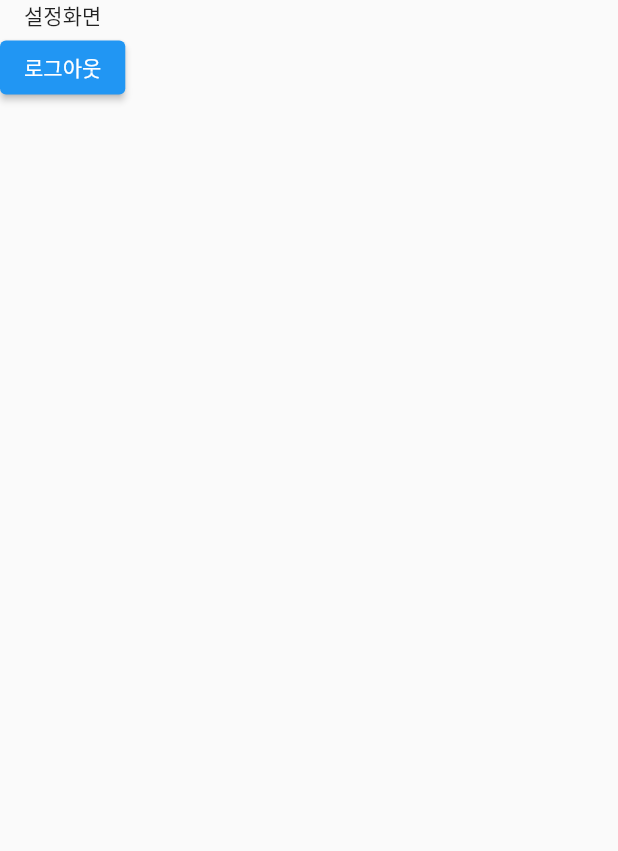
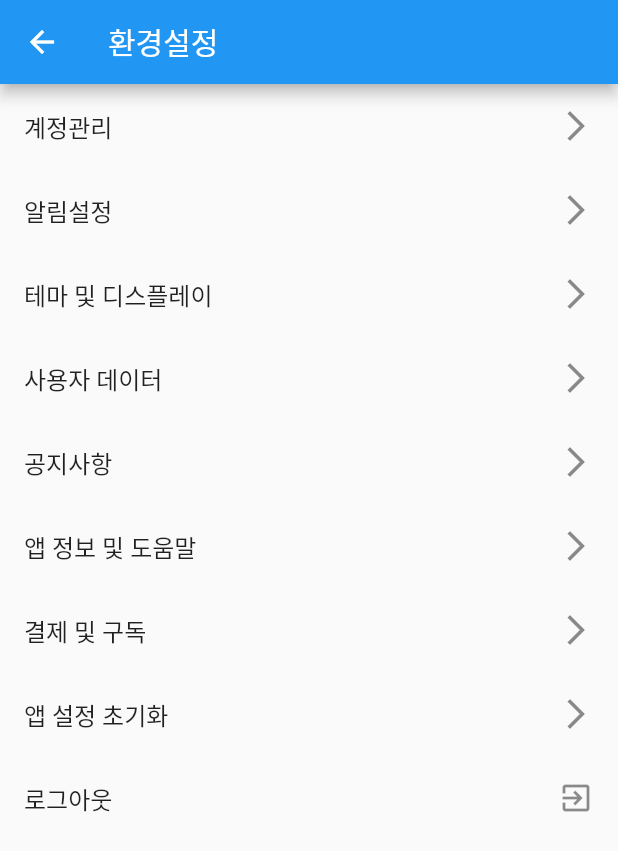
Before and after one commit to kjr1223/aiffelthon_hair, a Flutter app: the SettingsScreen screen opened directly, on a phone screen of 412 x 824 dp. Shown: the top 851 px of the screen. Run offline on Flutter 3.47's test engine with Material 2 defaults, Android fonts, the phone set to English and light mode, and no system bars; our stand-ins replace firebase_auth, firebase_core, flutter_signin_button, google_sign_in, image_picker, sqflite; missing offline and left inert: tflite_flutter; accounts and stored records are empty; network calls fail.

Commit message:
문진조사 제출버튼 수정, 세팅화면 구성 중

```diff
--- a/aiffelthon_hair/lib/ui_screen/settings_screen.dart
+++ b/aiffelthon_hair/lib/ui_screen/settings_screen.dart
@@ -1,30 +1,113 @@
+import 'package:aiffelthon_hair/ui_screen/account_management_screen.dart.dart';
 import 'package:firebase_auth/firebase_auth.dart';
 import 'package:flutter/material.dart';
 import 'package:google_sign_in/google_sign_in.dart';
 
-class SettingsScreen extends StatelessWidget {
+import 'notification_screen.dart';
+// import 'package:account_management_screen.dart';
+
+class SettingsScreen extends StatefulWidget {
+  @override
+  _SettingsScreenState createState() => _SettingsScreenState();
+}
+
+class _SettingsScreenState extends State<SettingsScreen> {
+  final GoogleSignIn _googleSignIn = GoogleSignIn();
+
+  _handleLogout() async {
+    await _googleSignIn.signOut(); // Google 로그인 세션 종료
+    await FirebaseAuth.instance.signOut(); // firebase 인증 세션 종료
+
+    print('user instance : ${FirebaseAuth.instance.currentUser}');
+    print("(로그아웃 버튼) 구글 계정 로그아웃");
+    // Optionally, you can redirect user to the login page or any other page after logout
+  }
+
   @override
   Widget build(BuildContext context) {
     return Scaffold(
-        body: Column(
-      children: [
-        Text('설정화면'),
-        ElevatedButton(
-          child: Text("로그아웃"),
-          onPressed: () async {
-            await GoogleSignIn().signOut(); // Google 로그인 세션 종료
-            await FirebaseAuth.instance.signOut(); // firebase 인증 세션 종료
-
-            print(
-                'user instance : ${FirebaseAuth.instance.currentUser}'); // user 정보 확인
-            print("(로그아웃 버튼) 구글 계정 로그아웃");
-
-            // Navigator.of(context, rootNavigator: true).pushAndRemoveUntil(
-            //     MaterialPageRoute(builder: (context) => LoginScreen()),
-            //     (route) => false);
-          },
-        ),
-      ],
-    ));
+      appBar: AppBar(
+        title: Text('환경설정'),
+      ),
+      body: ListView(
+        children: [
+          ListTile(
+            title: Text('계정관리'),
+            trailing: Icon(Icons.arrow_forward_ios),
+            onTap: () {
+              Navigator.push(
+                context,
+                MaterialPageRoute(
+                    builder: (context) => AccountManagementScreen()),
+              );
+              // Navigate to Account Management screen
+            },
+          ),
+          ListTile(
+            title: Text('알림설정'),
+            trailing: Icon(Icons.arrow_forward_ios),
+            onTap: () {
+              Navigator.push(
+                context,
+                MaterialPageRoute(
+                    builder: (context) => NotificationSettingsScreen()),
+              );
+              // Navigate to Notification Settings screen
+            },
+          ),
+          ListTile(
+            title: Text('테마 및 디스플레이'),
+            trailing: Icon(Icons.arrow_forward_ios),
+            onTap: () {
+              // Navigate to Theme & Display screen
+            },
+          ),
+          ListTile(
+            title: Text('사용자 데이터'),
+            trailing: Icon(Icons.arrow_forward_ios),
+            onTap: () {
+              // Navigate to User Data screen
+            },
+          ),
+          ListTile(
+            title: Text('공지사항'),
+            trailing: Icon(Icons.arrow_forward_ios),
+            onTap: () {
+              // Navigate to Announcements screen
+            },
+          ),
+          ListTile(
+            title: Text('앱 정보 및 도움말'),
+            trailing: Icon(Icons.arrow_forward_ios),
+            onTap: () {
+              // Navigate to App Info & Help screen
+            },
+          ),
+          ListTile(
+            title: Text('결제 및 구독'),
+            trailing: Icon(Icons.arrow_forward_ios),
+            onTap: () {
+              // Navigate to Payments & Subscriptions screen
+            },
+          ),
+          ListTile(
+            title: Text('앱 설정 초기화'),
+            trailing: Icon(Icons.arrow_forward_ios),
+            onTap: () {
+              // Code to reset app settings to default
+            },
+          ),
+          ListTile(
+            title: Text('로그아웃'),
+            trailing: Icon(Icons.exit_to_app),
+            onTap: _handleLogout,
+          )
+        ],
+      ),
+    );
   }
 }
+
+
+
+// void main() => runApp(MaterialApp(home: SettingsScreen()));
```
Also changed, not shown: aiffelthon_hair/lib/ui_screen/account_management_screen.dart.dart (added, +128 -0 lines), aiffelthon_hair/lib/ui_screen/home_screen.dart (+34 -7 lines), aiffelthon_hair/lib/ui_screen/notification_screen.dart (added, +90 -0 lines).
